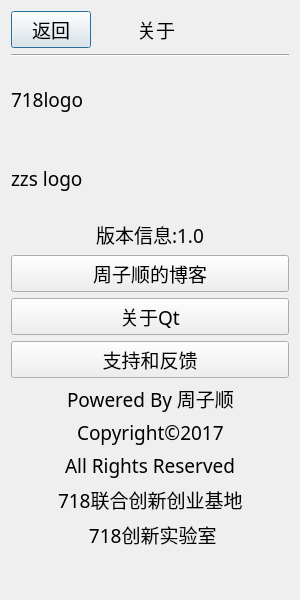
Above: aboutwindow.ui from ZzzzzzS/uper2018 before the change. Below: the same form after it.
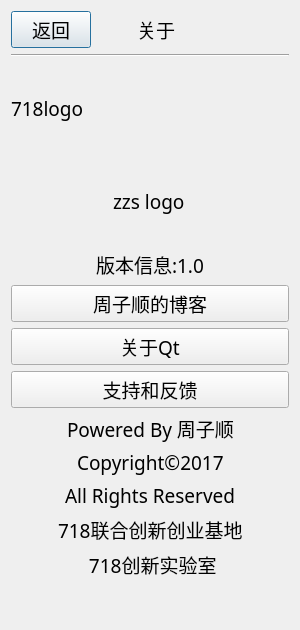
That is the form after the change.

Diff of the .ui file:
```diff
--- a/aboutwindow.ui
+++ b/aboutwindow.ui
@@ -19,9 +19,9 @@
   <property name="windowTitle">
    <string>Dialog</string>
   </property>
-  <layout class="QGridLayout" name="gridLayout">
-   <item row="0" column="0">
-    <layout class="QVBoxLayout" name="verticalLayout_5">
+  <layout class="QHBoxLayout" name="horizontalLayout_10">
+   <item>
+    <layout class="QVBoxLayout" name="verticalLayout_4">
      <item>
       <layout class="QVBoxLayout" name="verticalLayout_3">
        <item>
@@ -59,7 +59,7 @@
          <item>
           <widget class="QLabel" name="label_7">
            <property name="sizePolicy">
-            <sizepolicy hsizetype="Fixed" vsizetype="Preferred">
+            <sizepolicy hsizetype="Fixed" vsizetype="Fixed">
              <horstretch>0</horstretch>
              <verstretch>0</verstretch>
             </sizepolicy>
@@ -96,33 +96,71 @@
      <item>
       <layout class="QVBoxLayout" name="verticalLayout">
        <item>
-        <layout class="QVBoxLayout" name="verticalLayout_4">
+        <widget class="QLabel" name="logo718">
+         <property name="sizePolicy">
+          <sizepolicy hsizetype="Minimum" vsizetype="Minimum">
+           <horstretch>0</horstretch>
+           <verstretch>0</verstretch>
+          </sizepolicy>
+         </property>
+         <property name="minimumSize">
+          <size>
+           <width>278</width>
+           <height>90</height>
+          </size>
+         </property>
+         <property name="text">
+          <string>718logo</string>
+         </property>
+        </widget>
+       </item>
+       <item>
+        <layout class="QHBoxLayout" name="horizontalLayout_9">
          <item>
-          <widget class="QLabel" name="label">
-           <property name="sizePolicy">
-            <sizepolicy hsizetype="Expanding" vsizetype="Expanding">
-             <horstretch>0</horstretch>
-             <verstretch>0</verstretch>
-            </sizepolicy>
+          <spacer name="horizontalSpacer_16">
+           <property name="orientation">
+            <enum>Qt::Horizontal</enum>
            </property>
-           <property name="text">
-            <string>718logo</string>
+           <property name="sizeHint" stdset="0">
+            <size>
+             <width>40</width>
+             <height>20</height>
+            </size>
            </property>
-          </widget>
+          </spacer>
          </item>
          <item>
-          <widget class="QLabel" name="label_2">
+          <widget class="QLabel" name="logozzs">
            <property name="sizePolicy">
-            <sizepolicy hsizetype="Preferred" vsizetype="Expanding">
+            <sizepolicy hsizetype="Minimum" vsizetype="Minimum">
              <horstretch>0</horstretch>
              <verstretch>0</verstretch>
             </sizepolicy>
            </property>
+           <property name="minimumSize">
+            <size>
+             <width>75</width>
+             <height>85</height>
+            </size>
+           </property>
            <property name="text">
             <string>zzs logo</string>
            </property>
           </widget>
          </item>
+         <item>
+          <spacer name="horizontalSpacer_15">
+           <property name="orientation">
+            <enum>Qt::Horizontal</enum>
+           </property>
+           <property name="sizeHint" stdset="0">
+            <size>
+             <width>40</width>
+             <height>20</height>
+            </size>
+           </property>
+          </spacer>
+         </item>
         </layout>
        </item>
        <item>
```
